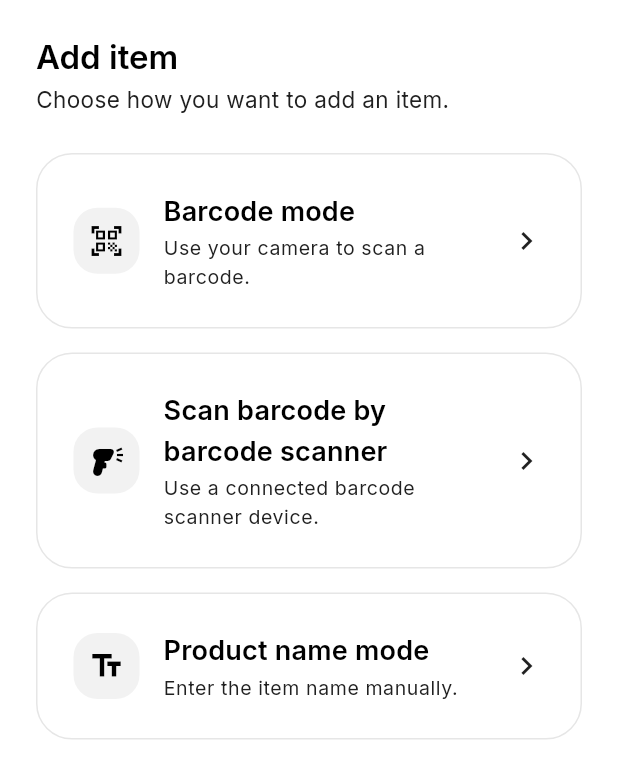
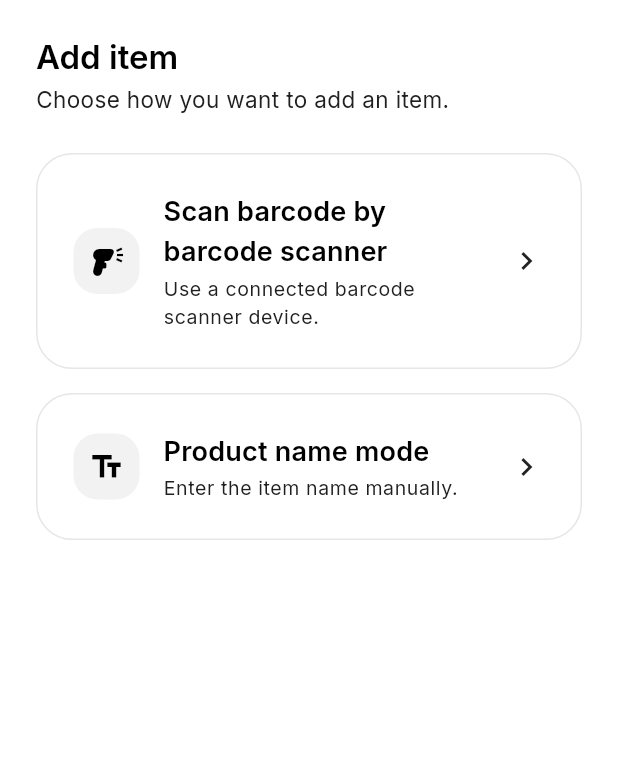
Before and after one commit to mygoldenhub/pwa, a Flutter app: the _ScanChoiceSheet widget shown alone on an empty page, opened directly, on a phone screen of 412 x 824 dp. Shown: the top 779 px of the screen. Run offline on Flutter 3.47's test engine with Material 3 defaults, Android fonts, the phone set to English and light mode, and no system bars; our stand-ins replace go_router, google_fonts, shared_preferences, supabase_flutter; missing offline and left inert: dart:js_interop, mobile_scanner; accounts and stored records are empty.

Commit message:
remove_barcode_scan

```diff
--- a/lib/pages/products_page.dart
+++ b/lib/pages/products_page.dart
@@ -27,7 +27,7 @@ class ProductsPage extends StatefulWidget {
   State<ProductsPage> createState() => _ProductsPageState();
 }
 
-enum _ScanChoice { barcode, barcodeScanner, productName }
+enum _ScanChoice { barcodeScanner, productName }
 
 class _ScanChoiceSheet extends StatelessWidget {
   const _ScanChoiceSheet();
@@ -44,13 +44,6 @@ class _ScanChoiceSheet extends StatelessWidget {
           const SizedBox(height: AppSpacing.xs),
           Text('Choose how you want to add an item.', style: Theme.of(context).textTheme.bodyMedium?.withColor(cs.onSurfaceVariant)),
           const SizedBox(height: AppSpacing.lg),
-          _ScanChoiceTile(
-            icon: Icons.qr_code_scanner,
-            title: 'Barcode mode',
-            subtitle: 'Use your camera to scan a barcode.',
-            onTap: () => Navigator.of(context).pop(_ScanChoice.barcode),
-          ),
-          const SizedBox(height: AppSpacing.md),
           _ScanChoiceTile(
             icon: Icons.barcode_reader,
             title: 'Scan barcode by barcode scanner',
@@ -186,10 +179,6 @@ class _ProductsPageState extends State<ProductsPage> {
     }
   }
 
-  Future<void> _openViaBarcode() async {
-    await context.push(AppRoutes.barcodeScan);
-  }
-
   Future<void> _openViaBarcodeScanner() async {
     await context.push(AppRoutes.barcodeHardwareScan);
   }
@@ -242,8 +231,6 @@ class _ProductsPageState extends State<ProductsPage> {
 
     if (!mounted || choice == null) return;
     switch (choice) {
-      case _ScanChoice.barcode:
-        await _openViaBarcode();
       case _ScanChoice.barcodeScanner:
         await _openViaBarcodeScanner();
       case _ScanChoice.productName:
--- a/lib/pages/xero_product_detail_page.dart
+++ b/lib/pages/xero_product_detail_page.dart
@@ -129,7 +129,7 @@ class _XeroProductDetailPageState extends State<XeroProductDetailPage> {
                     : (result?.message ?? 'This item may have been removed from Xero or not synced yet.'),
                 fromBarcode: _fromBarcode,
                 onLookUpProduct: _openManualLookup,
-                onScanAgain: () => context.go('/app/cart/scan'),
+                onScanAgain: () => context.go(AppRoutes.barcodeHardwareScan),
                 onClose: _close,
               );
             }
```
